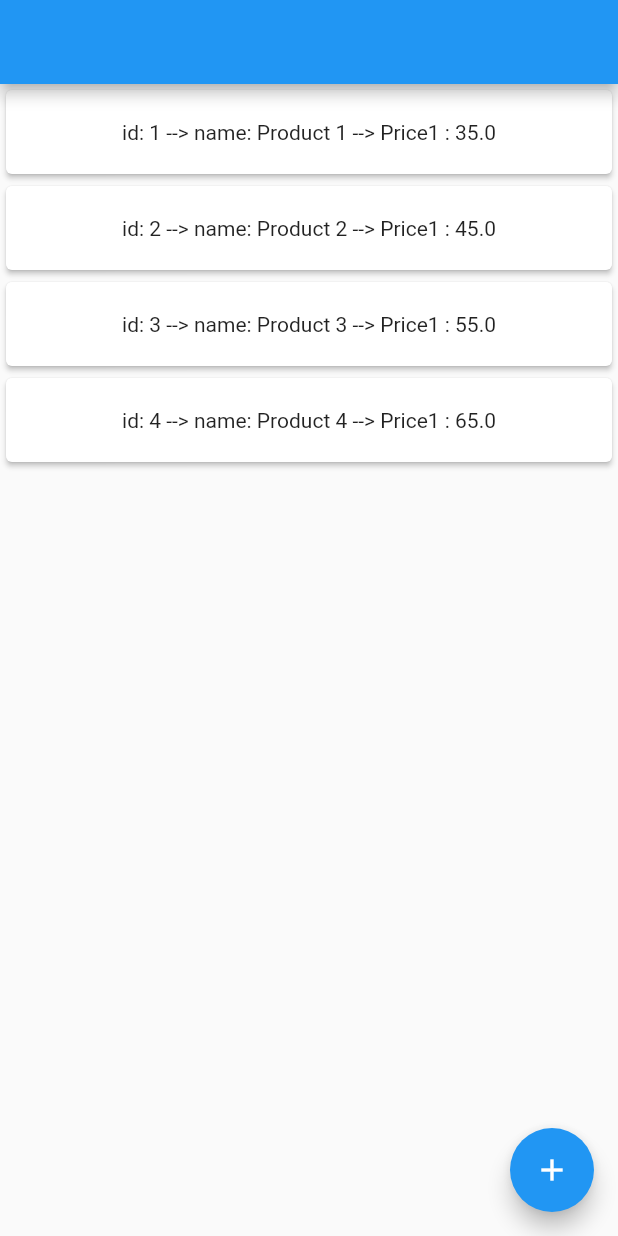
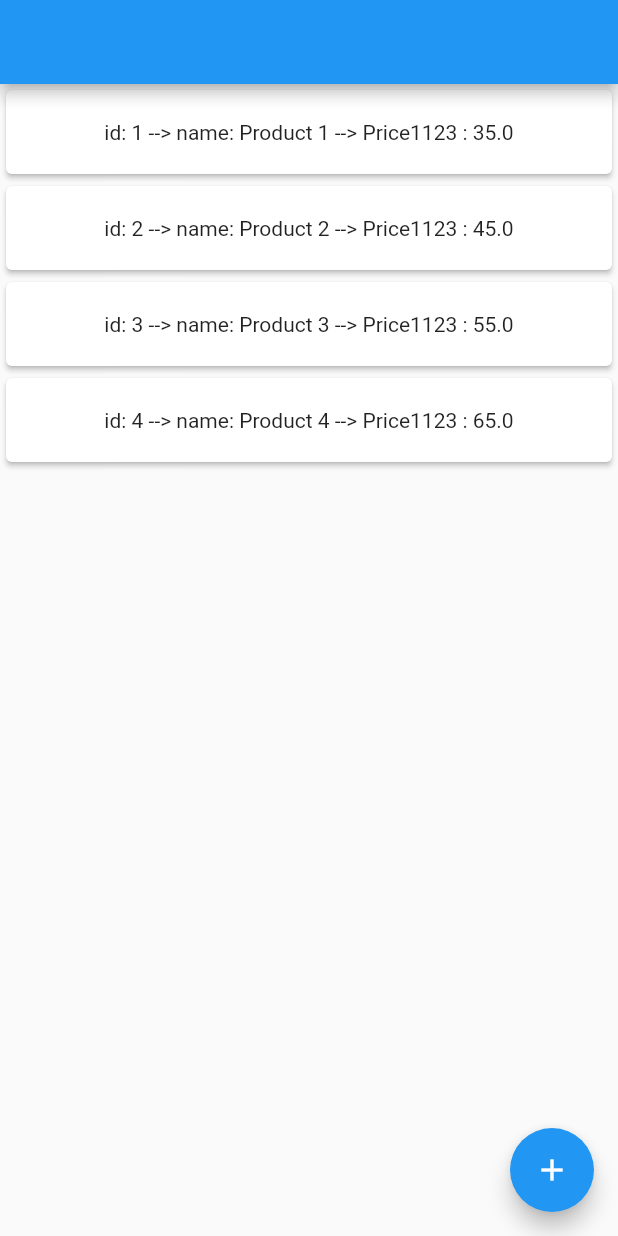
Before and after one commit to PSK13988/flutter_practice_app, a Flutter app: the screen it shows after launch, on a phone screen of 412 x 824 dp. Run offline on Flutter 3.47's test engine with Material 2 defaults, Android fonts, the phone set to English and light mode, and no system bars; our stand-ins replace get.

Commit message:
Testing rebase product screen main 1

```diff
--- a/lib/views/product_list_screen.dart
+++ b/lib/views/product_list_screen.dart
@@ -26,7 +26,7 @@ class ProductListScreen extends StatelessWidget {
                             padding: const EdgeInsets.all(20.0),
                             child: Text(
                                 'id: ${productController.products[index].id} --> name: ${productController.products[index].name}'
-                                ' --> Price1 : ${productController.products[index].price}'),
+                                ' --> Price1123 : ${productController.products[index].price}'),
                           ),
                         ],
                       ));
```
